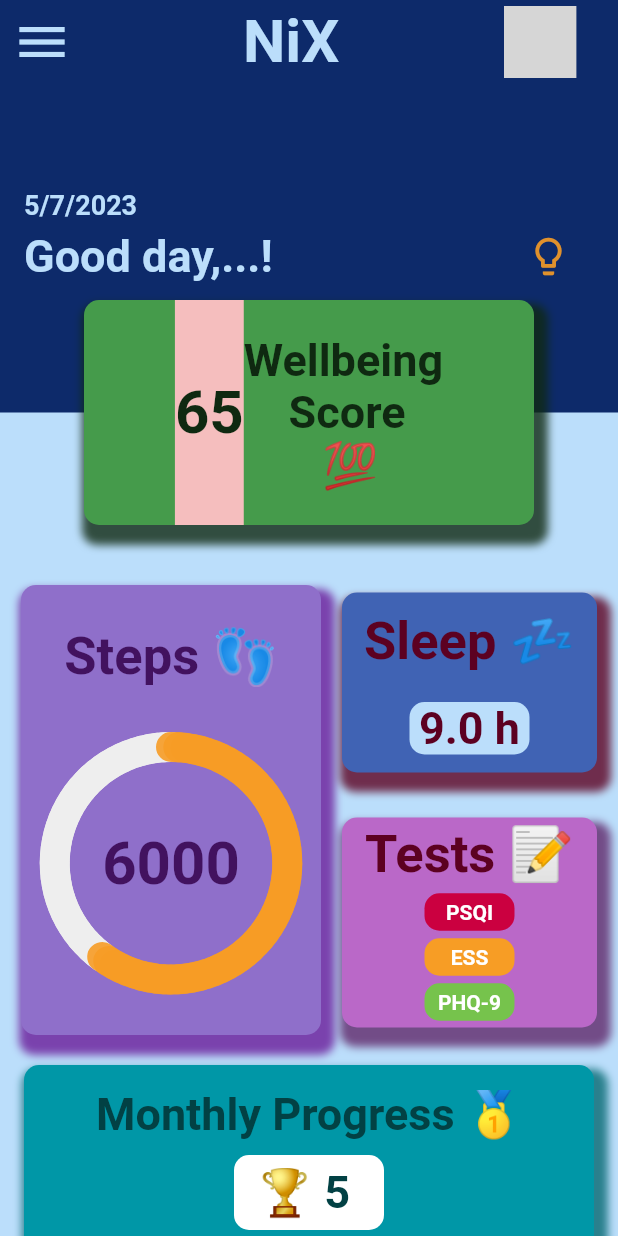
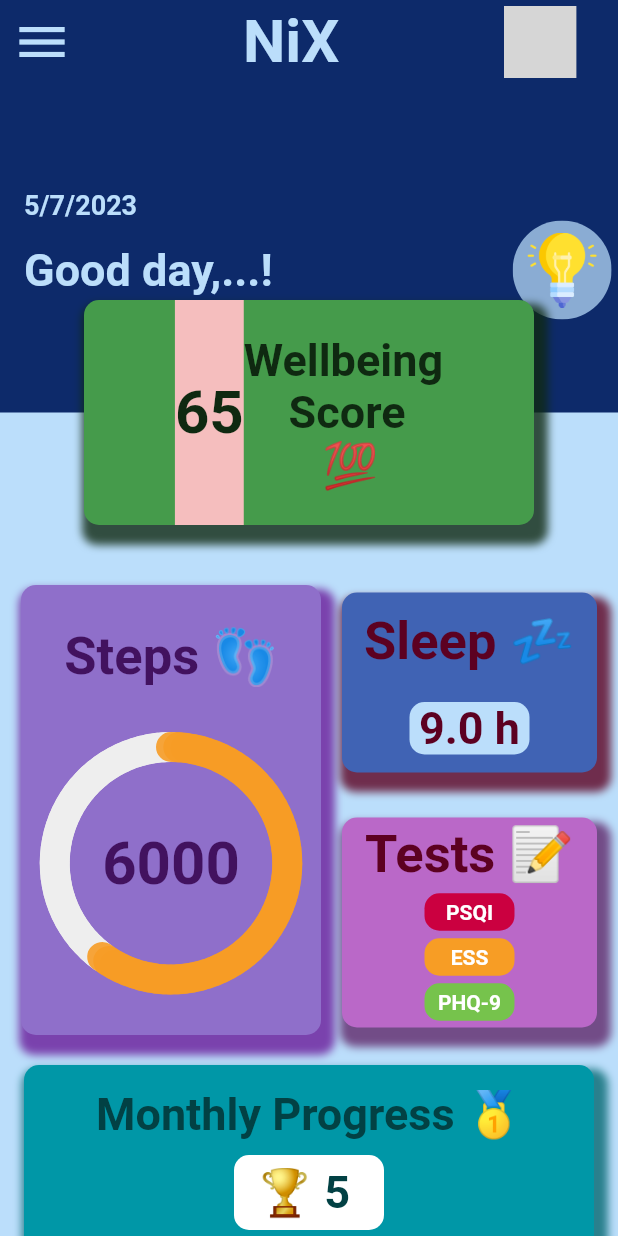
Before and after one commit to DavideDC99/nix, a Flutter app: the HomePage screen opened directly, on a phone screen of 412 x 824 dp. Run offline on Flutter 3.47's test engine with Material 2 defaults, Android fonts, the phone set to English and light mode, and no system bars; drawn by our look-alikes of step_progress_indicator; our stand-ins replace animated_notch_bottom_bar, awesome_snackbar_content, fl_chart, flutter_login, flutter_toggle_tab, google_fonts and 3 more; missing offline and left inert: country_calling_code_picker, flutter_polygon, fluttermoji, gauge_indicator, progressive_time_picker; accounts and stored records are empty; grey boxes are pictures that could not be loaded.

Commit message:
some changes

```diff
--- a/lib/pages/homepage.dart
+++ b/lib/pages/homepage.dart
@@ -698,7 +698,15 @@ class _HomePageState extends State<HomePage> {
   }
 
   Widget _dailyQuote(String quote) {
-    return IconButton(
+     return Material(
+      color: Colors.transparent,
+      child: Center(
+        child: Ink(
+          decoration: const ShapeDecoration(
+            color:Color.fromRGBO(187, 222, 251, 0.721),
+            shape: CircleBorder(),
+          ),
+          child: IconButton(
             onPressed: () {
               showDialog(
                 context: context,
@@ -708,13 +716,13 @@ class _HomePageState extends State<HomePage> {
                     shape: RoundedRectangleBorder(
                         borderRadius: BorderRadius.circular(14)),
                     title: const Text(
-                'Daily quote:',
-                style: TextStyle(
+                      'Daily quote',
+                      style: const TextStyle(
                           color: Color.fromRGBO(13, 42, 106, 1),
                           fontWeight: FontWeight.bold),
                     ),
                     content: Text(
-                quote,
+                      '$quote',
                       style: const TextStyle(
                           color: Color.fromRGBO(13, 42, 106, 1),
                           fontStyle: FontStyle.italic),
@@ -723,7 +731,7 @@ class _HomePageState extends State<HomePage> {
                       ElevatedButton(
                         style: ElevatedButton.styleFrom(
                           foregroundColor: Colors.white,
-                    backgroundColor: const Color.fromRGBO(13, 42, 106, 1),
+                          backgroundColor: Color.fromRGBO(13, 42, 106, 1),
                           shape: const StadiumBorder(),
                         ),
                         onPressed: () {
@@ -736,10 +744,13 @@ class _HomePageState extends State<HomePage> {
                 },
               );
             },
-      icon: const Icon(Icons.lightbulb_outlined),
-      iconSize: 30,
-      color: const Color.fromARGB(230, 247, 156, 37),
-      hoverColor: const Color.fromARGB(230, 208, 131, 31),
+            icon: Image.asset(
+              'images/others/lightbulb.png',
+            ),
+            iconSize: 50,
+          ),
+        ),
+      ),
     );
   }
 
```
Also changed, not shown: images/others/lightbulb.png (added). Lines whose indentation alone changed are shown as unchanged.
